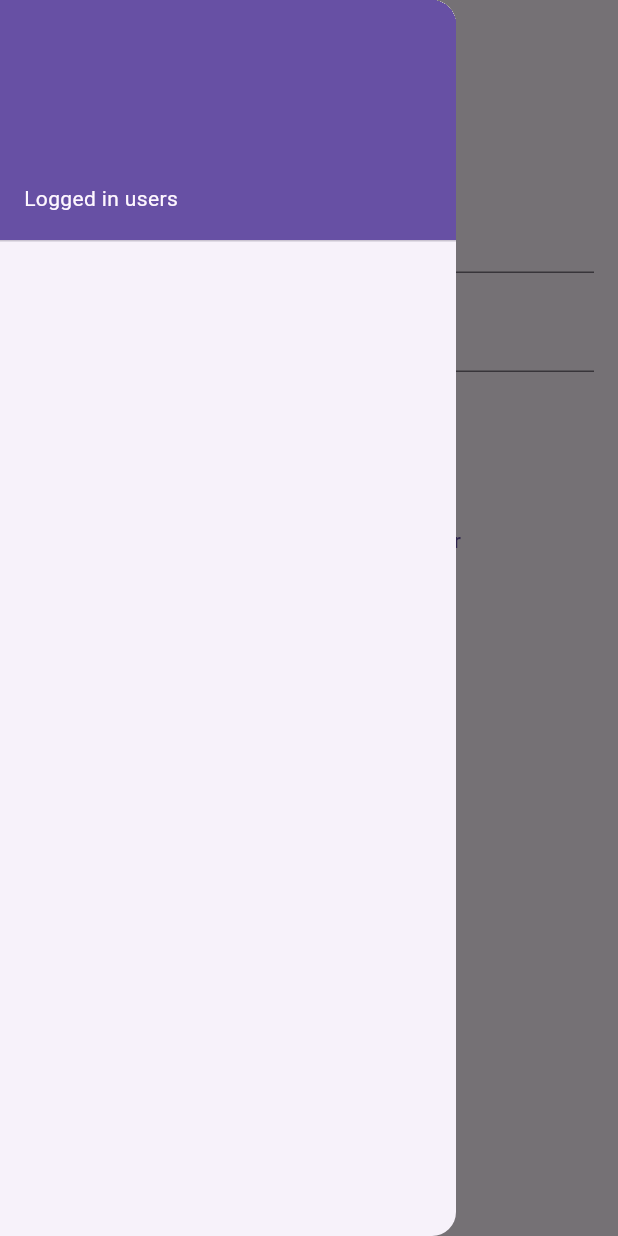
After one commit to DBraja1738/DartsWithFriends, a Flutter app: the AccountTab screen opened directly, in the side drawer, after a tap on "Login", on a phone screen of 412 x 824 dp. The commit adds this screen. Run offline on Flutter 3.47's test engine with Material 3 defaults, Android fonts, the phone set to English and light mode, and no system bars; our stand-ins replace cloud_firestore, firebase_auth, firebase_core, shared_preferences; accounts and stored records are empty.

Commit message:
add normal user and guest user support, stats for normal users

```diff
--- a/lib/accounts.dart
+++ b/lib/accounts.dart
@@ -1,6 +1,9 @@
 import 'package:flutter/material.dart';
 import 'package:firebase_auth/firebase_auth.dart';
 import 'package:shared_preferences/shared_preferences.dart';
+import 'package:cloud_firestore/cloud_firestore.dart';
+
+import 'package:darts_with_friends/widgets/navbarWithLoggedInUsers.dart';
 
 class AccountTab extends StatefulWidget {
   @override
@@ -9,6 +12,7 @@ class AccountTab extends StatefulWidget {
 
 class _AccountTabState extends State<AccountTab> {
   final FirebaseAuth _auth = FirebaseAuth.instance;
+  final FirebaseFirestore firestore = FirebaseFirestore.instance;
 
   final _formKey = GlobalKey<FormState>(); // Global key for the form
 
@@ -38,6 +42,11 @@ class _AccountTabState extends State<AccountTab> {
           await userCredential.user?.updateDisplayName(_usernameController.text.trim());
           await userCredential.user?.reload();
 
+          User? user = userCredential.user;
+          if (user != null) {
+            await saveUserToFirestore(user);  // Save to Firestore
+          }
+
           callSnackBarMessage("User registered: ${userCredential.user?.email}");
         } catch (e) {
           callSnackBarMessage("Error registering: $e");
@@ -57,7 +66,13 @@ class _AccountTabState extends State<AccountTab> {
           password: _passwordController.text.trim(),
         );
 
+        User? user = userCredential.user;
+        if (user != null) {
+          await saveUserToFirestore(user);  // Save to Firestore
+        }
+
         callSnackBarMessage("User logged in: ${userCredential.user?.email}");
+        _saveUser(userCredential.user?.email ?? "");
       } catch (e) {
         callSnackBarMessage("Error logging in: $e");
       }
@@ -65,7 +80,23 @@ class _AccountTabState extends State<AccountTab> {
 
   }
 
+  Future<void> saveUserToFirestore(User user) async {
+    CollectionReference usersCollection = firestore.collection('users');
+
+
+    await usersCollection.doc(user.uid).set({
+      'email': user.email,
+      'uid': user.uid,
+      "wins": 0,
+      "3dartAverage": 0,
+      "numberOfGames": 0,
+      "winrate": 0,
+    });
+  }
+
   Future<void> _saveUser(String email) async {
+    if (email == "") return;
+
     SharedPreferences loggedInUsers = await SharedPreferences.getInstance();
     List<String> emails = loggedInUsers.getStringList("emails") ?? [];
 
@@ -84,6 +115,7 @@ class _AccountTabState extends State<AccountTab> {
   @override
   Widget build(BuildContext context) {
     return Scaffold(
+      drawer: UserNavbar(),
       appBar: AppBar(
         title: Text("Account"),
       ),
--- /dev/null
+++ b/lib/widgets/navbarWithLoggedInUsers.dart
@@ -0,0 +1,72 @@
+import 'package:flutter/material.dart';
+import 'package:shared_preferences/shared_preferences.dart';
+import 'package:darts_with_friends/userStats.dart';
+
+class UserNavbar extends StatefulWidget {
+  const UserNavbar({super.key});
+
+  @override
+  State<UserNavbar> createState() => _UserNavbarState();
+}
+
+class _UserNavbarState extends State<UserNavbar> {
+  List<String> users = [];
+  void initState(){
+    super.initState();
+    _loadLoggedInPlayers();
+  }
+
+  Future<void> _logoutUser(String user) async {
+    final prefs = await SharedPreferences.getInstance();
+    List<String>? storedUsers = prefs.getStringList('emails') ?? [];
+
+    if (storedUsers.contains(user)) {
+      // Remove the user from SharedPreferences
+      storedUsers.remove(user);
+      await prefs.setStringList('emails', storedUsers);
+    }
+
+    setState(() {
+      users = storedUsers;
+    });
+
+
+  }
+
+
+  Future<List<String>> getUsers() async {
+    final prefs = await SharedPreferences.getInstance();
+    return prefs.getStringList('emails') ?? [];
+  }
+
+  Future<void> _loadLoggedInPlayers() async {
+    List<String> players = await getUsers();
+    setState(() {
+      users = players;
+    });
+  }
+
+  @override
+  Widget build(BuildContext context) {
+    return Drawer(
+      child: ListView(
+        children: [
+          UserAccountsDrawerHeader(accountName: Text(""), accountEmail: Text("Logged in users")),
+          ...List.generate(users.length, (index){
+            return ListTile(
+              onTap: (){
+                Navigator.of(context).push(MaterialPageRoute(builder: (context)=> UserStatsScreen(email: users[index])));
+              },
+              title: Text(users[index]),
+              trailing: IconButton(
+                  onPressed: (){
+                    _logoutUser(users[index]);
+                  },
+                  icon: Icon(Icons.logout)),
+            );
+          }),
+        ],
+      ),
+    );
+  }
+}
```
Also changed, not shown: lib/classes/player.dart (added, +7 -0 lines), lib/firebaseOperations.dart (added, +82 -0 lines), lib/game.dart (+49 -51 lines), lib/preGameSetup.dart (+51 -8 lines), lib/userStats.dart (added, +66 -0 lines).
